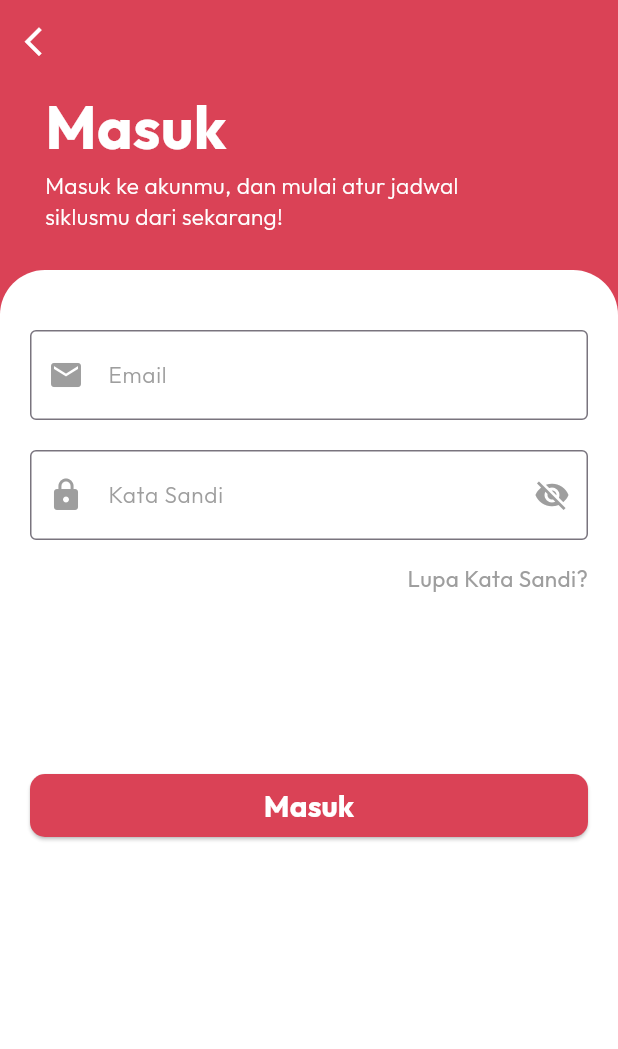
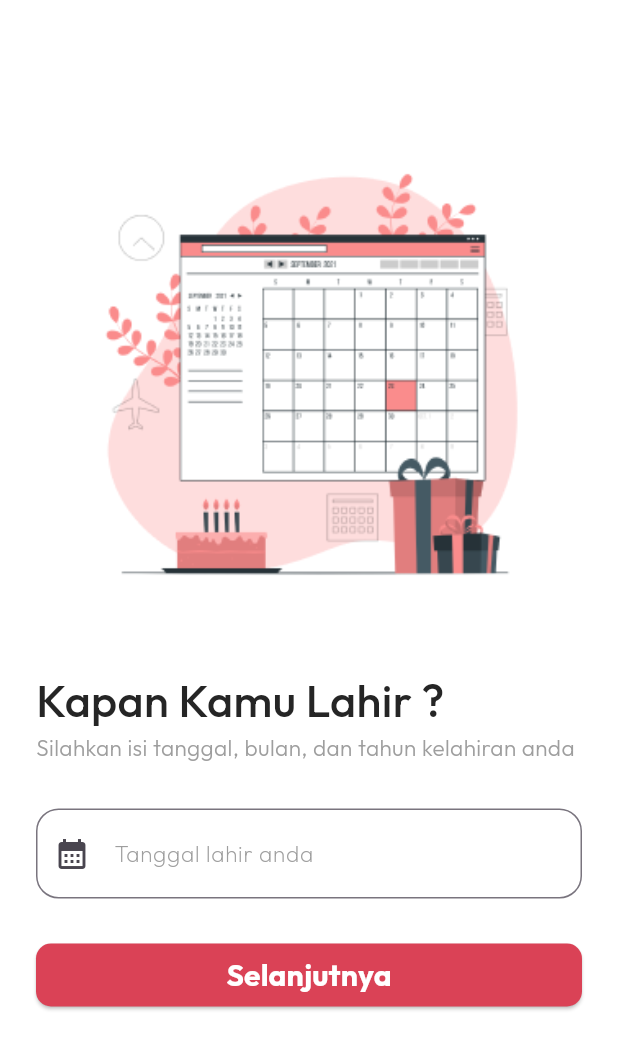
Before and after one commit to khairunnisaalallah/v2_zenfemina_mobile, a Flutter app: the screen it shows after launch, on a phone screen of 412 x 824 dp. Shown: the top 1049 px of the screen. Run offline on Flutter 3.47's test engine with Material 3 defaults, Android fonts, the phone set to English and light mode, and no system bars; our stand-ins replace google_fonts.

Commit message:
add: questions desain

```diff
--- a/lib/main.dart
+++ b/lib/main.dart
@@ -1,6 +1,7 @@
 import 'package:flutter/material.dart';
 import 'package:zenfemina_v2/pages/login.dart';
 import 'package:zenfemina_v2/pages/pages.dart';
+import 'package:zenfemina_v2/pages/question1.dart';
 // import 'pages/intro_page.dart';
 
 void main() {
@@ -14,7 +15,7 @@ class MyApp extends StatelessWidget {
   Widget build(BuildContext context) {
     return MaterialApp(
       debugShowCheckedModeBanner: false,
-      home: LoginPage(),
+      home: question1Page(),
     );
   }
 }
--- /dev/null
+++ b/lib/pages/question1.dart
@@ -0,0 +1,133 @@
+import 'package:flutter/material.dart';
+import 'package:google_fonts/google_fonts.dart';
+import 'package:zenfemina_v2/pages/question2.dart';
+import 'package:zenfemina_v2/shared/shared.dart';
+import 'package:intl/intl.dart';
+
+
+class question1Page extends StatefulWidget{
+  const question1Page({Key? key}); //constructor
+
+  @override
+  _question1PageState createState() => _question1PageState();
+}
+
+class _question1PageState extends State<question1Page> {
+  TextEditingController _dateController = TextEditingController();
+  DateTime selectedDate = DateTime.now();
+
+  Future<void> _selectDate(BuildContext context) async {
+    final DateTime? picked = await showDatePicker(
+      context: context,
+      initialDate: selectedDate,
+      firstDate: DateTime(1970, 1),
+      lastDate: selectedDate,
+      helpText: 'Pilih tanggal lahir mu!'
+    );
+    if (picked != null && picked != selectedDate)
+      setState(() {
+        _dateController.text = DateFormat('dd/MM/yyyy').format(picked);
+      });
+  }
+
+  @override
+  Widget build(BuildContext context) {
+    return Scaffold(
+      backgroundColor: Colors.white,
+      body: Container(
+        height: double.infinity,
+        width: double.infinity,
+        child: ListView(
+          padding: EdgeInsets.symmetric(horizontal: defaultMargin),
+          children: [
+            Container(
+              alignment: Alignment.center,
+              margin: EdgeInsets.only(top: 115),
+              child: Image.asset(
+                'assets/images/question1.png',
+                height: 290,
+                fit: BoxFit.fill,
+              ),
+            ),
+            SizedBox(height: 40),
+            Text(
+              'Kapan Kamu Lahir ?',
+              textAlign: TextAlign.left,
+              style: GoogleFonts.outfit(
+                fontSize: 30,
+                color: greyColor,
+                fontWeight: FontWeight.w500
+              ),
+            ),
+            SizedBox(height: 0),
+            Text(
+              'Silahkan isi tanggal, bulan, dan tahun kelahiran anda',
+              textAlign: TextAlign.left,
+              style: GoogleFonts.outfit(
+                fontSize: 15,
+                color: Colors.grey,
+                fontWeight: FontWeight.w300
+              ),
+            ),
+            SizedBox(height: 30),
+            TextFormField(
+              controller: _dateController,
+              decoration: InputDecoration(
+                labelText: "Tanggal lahir anda",
+                border: OutlineInputBorder(
+                  borderRadius: BorderRadius.circular(15.0)
+                ),
+                labelStyle: GoogleFonts.outfit(
+                  fontSize: 15,
+                  fontWeight: FontWeight.w200,
+                  color: Colors.grey
+                ),
+                prefixIcon: IconButton(
+                  icon: Icon(Icons.calendar_month),
+                  onPressed: (){
+                    _selectDate(context);
+                  },
+                ),
+                focusedBorder: OutlineInputBorder(
+                  borderSide: BorderSide(width: 2.0, color: Colors.grey),
+                    borderRadius: BorderRadius.circular(15.0)
+                ),
+                contentPadding: EdgeInsets.symmetric(
+                  vertical: 18,
+                  horizontal: 20,
+                )
+              )
+            ),
+            SizedBox(height: 30),
+            Container(
+              height: 42,
+              width: MediaQuery.of(context).size.width - 2 * 20, // Sesuaikan dengan padding yang diinginkan
+              child: ElevatedButton(
+                onPressed: () {
+                   Navigator.push(
+                    context,
+                    MaterialPageRoute(builder: (context) => question2Page()),
+            );
+                },
+                child: Text(
+                  'Selanjutnya',
+                  style: GoogleFonts.outfit(
+                    fontSize: 20,
+                    color: Colors.white,
+                    fontWeight: FontWeight.w700,
+                  ),
+                ),
+                style: ElevatedButton.styleFrom(
+                primary: Color(0xFFDA4256),
+                shape: RoundedRectangleBorder(
+                  borderRadius: BorderRadius.circular(10),
+                ),
+                ),
+              ),
+            )
+          ],
+        ),
+      ),
+    );
+  }
+}
--- a/pubspec.yaml
+++ b/pubspec.yaml
@@ -32,6 +32,7 @@ dependencies:
   flutter:
     sdk: flutter
   google_fonts: ^6.1.0
+  intl: ^0.19.0
 
 dev_dependencies:
 
```
Also changed, not shown: lib/pages/question2.dart (added, +133 -0 lines), lib/pages/question3.dart (added, +109 -0 lines), lib/pages/question4.dart (added, +103 -0 lines), assets/images/question1.png (added), assets/images/question2.png (added), assets/images/question3.png (added), assets/images/question4.png (added), pubspec.lock.
